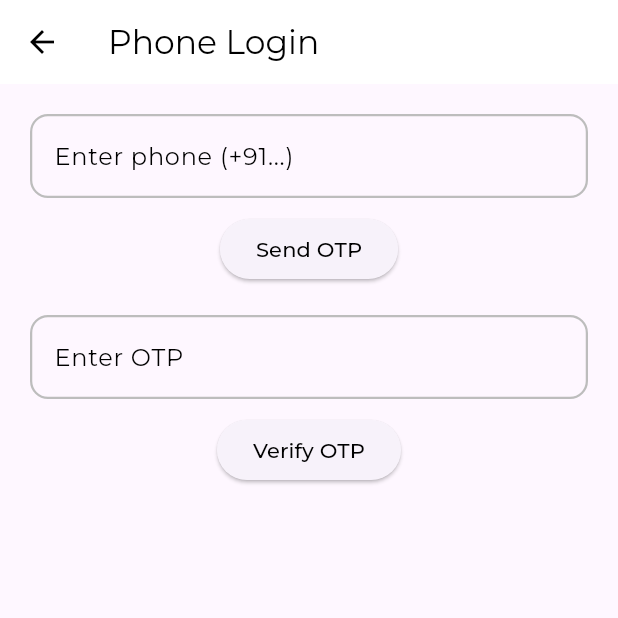
After one commit to muhsina9947/api_text4, a Flutter app: the screen it shows after launch, after a tap on "Continue with phone number", on a phone screen of 412 x 824 dp, the top half of it. The commit adds this screen. Run offline on Flutter 3.47's test engine with Material 3 defaults, Android fonts, the phone set to English and light mode, and no system bars; our stand-ins replace bloc, firebase_auth, firebase_core, flutter_bloc, flutter_screenutil, flutter_tts and 3 more; accounts and stored records are empty.

Commit message:
your message

```diff
--- a/lib/UI/loginpage.dart
+++ b/lib/UI/loginpage.dart
@@ -1,4 +1,5 @@
 // import 'package:api_text4/UI/signup.dart';
+import 'package:api_text4/UI/phoneloginpage.dart';
 import 'package:api_text4/UI/signuppage.dart';
 import 'package:api_text4/UI/translatorscreen.dart';
 import 'package:flutter/material.dart';
@@ -247,6 +248,25 @@ class _LoginpageState extends State<Loginpage> {
                       ),
 
                       const SizedBox(height: 20),
+                      GestureDetector(
+                        onTap: () {
+                          Navigator.push(
+                            context,
+                            MaterialPageRoute(
+                              builder: (_) => const Phoneloginpage(),
+                            ),
+                          );
+                        },
+                        child: Text(
+                          "Continue with phone number",
+                          style: TextStyle(
+                            color: Colors.black,
+                            fontWeight: FontWeight.bold,
+                          ),
+                        ),
+                      ),
+
+                      const SizedBox(height: 20),
 
                       /// SIGNUP NAVIGATION
                       Row(
--- /dev/null
+++ b/lib/UI/phoneloginpage.dart
@@ -0,0 +1,123 @@
+import 'package:api_text4/UI/translatorscreen.dart';
+import 'package:firebase_auth/firebase_auth.dart';
+import 'package:flutter/material.dart';
+
+class Phoneloginpage extends StatefulWidget {
+  const Phoneloginpage({super.key});
+
+  @override
+  State<Phoneloginpage> createState() => _PhoneloginpageState();
+}
+
+class _PhoneloginpageState extends State<Phoneloginpage> {
+  TextEditingController phoneController = TextEditingController();
+  TextEditingController otpController = TextEditingController();
+
+  ConfirmationResult? confirmationResult;
+
+  /// ✅ SEND OTP
+  Future<void> sendOTP() async {
+    if (phoneController.text.isEmpty) {
+      ScaffoldMessenger.of(context).showSnackBar(
+        const SnackBar(content: Text("Enter phone number")),
+      );
+      return;
+    }
+
+    try {
+      confirmationResult = await FirebaseAuth.instance
+          .signInWithPhoneNumber(phoneController.text);
+
+      ScaffoldMessenger.of(context)
+          .showSnackBar(const SnackBar(content: Text("OTP Sent")));
+    } catch (e) {
+      print("Send OTP Error: $e");
+    }
+  }
+
+  /// ✅ VERIFY OTP
+  Future<void> verifyOTP() async {
+    if (otpController.text.isEmpty) {
+      ScaffoldMessenger.of(context).showSnackBar(
+        const SnackBar(content: Text("Enter OTP")),
+      );
+      return;
+    }
+
+    try {
+      await confirmationResult!.confirm(otpController.text);
+
+      Navigator.pushReplacement(
+        context,
+        MaterialPageRoute(builder: (_) => const TranslatorScreen()),
+      );
+    } on FirebaseAuthException catch (e) {
+      String msg = "Login Failed";
+
+      if (e.code == 'invalid-verification-code') {
+        msg = "Invalid OTP";
+      } else if (e.code == 'session-expired') {
+        msg = "OTP expired";
+      }
+
+      ScaffoldMessenger.of(context)
+          .showSnackBar(SnackBar(content: Text(msg)));
+    } catch (e) {
+      print("Verify Error: $e");
+    }
+  }
+
+  @override
+  void dispose() {
+    phoneController.dispose();
+    otpController.dispose();
+    super.dispose();
+  }
+
+  @override
+  Widget build(BuildContext context) {
+    return Scaffold(
+      appBar: AppBar(title: const Text("Phone Login")),
+      body: Padding(
+        padding: const EdgeInsets.all(20),
+        child: Column(
+          children: [
+            /// PHONE
+            TextField(
+              controller: phoneController,
+              decoration: const InputDecoration(
+                hintText: "Enter phone (+91...)",
+              ),
+            ),
+
+            const SizedBox(height: 10),
+
+            /// SEND OTP
+            ElevatedButton(
+              onPressed: sendOTP,
+              child: const Text("Send OTP"),
+            ),
+
+            const SizedBox(height: 20),
+
+            /// OTP
+            TextField(
+              controller: otpController,
+              decoration: const InputDecoration(
+                hintText: "Enter OTP",
+              ),
+            ),
+
+            const SizedBox(height: 10),
+
+            /// VERIFY
+            ElevatedButton(
+              onPressed: verifyOTP,
+              child: const Text("Verify OTP"),
+            ),
+          ],
+        ),
+      ),
+    );
+  }
+}
```
Also changed, not shown: 1 other file.
